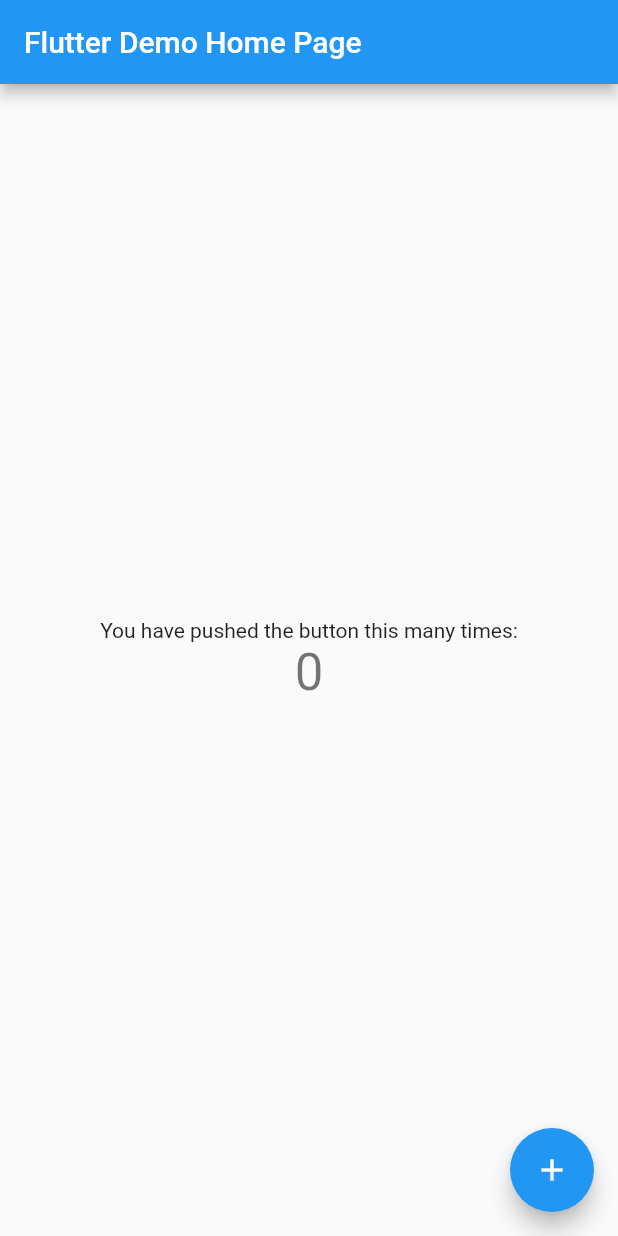
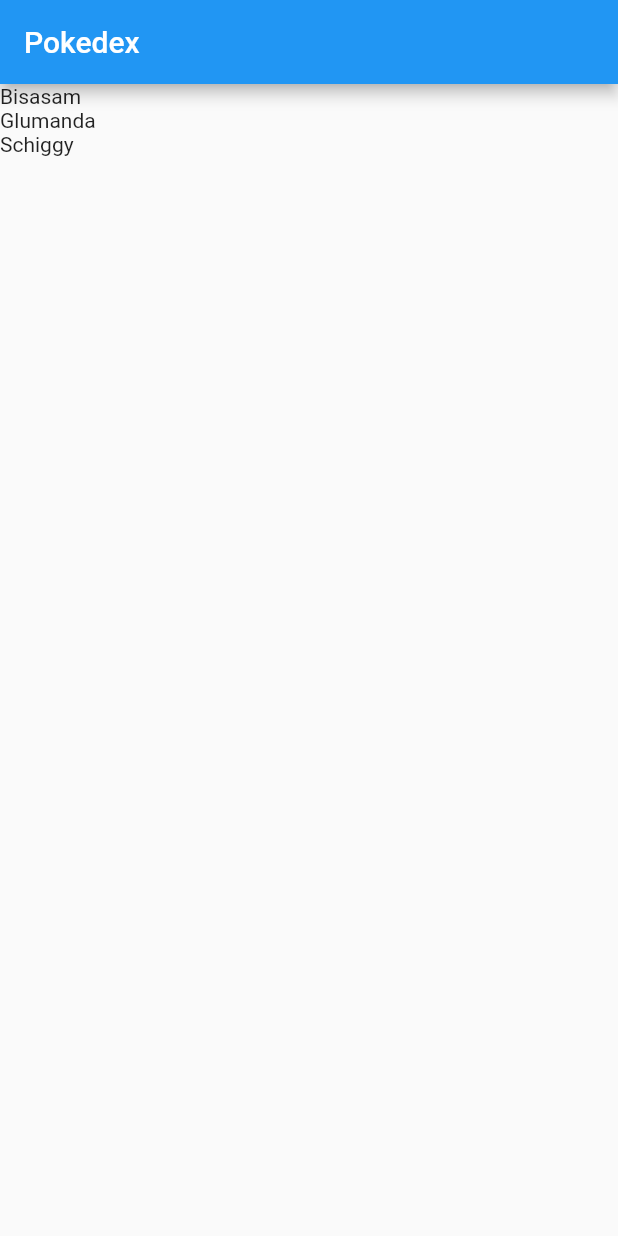
Before and after one commit to smotastic/smokedex, a Flutter app: the screen it shows after launch, on a phone screen of 412 x 824 dp. Run offline on Flutter 3.47's test engine with Material 2 defaults, Android fonts, the phone set to English and light mode, and no system bars; our stand-ins replace dartz, equatable, flutter_bloc, get_it, injectable.

Commit message:
Base Usecase for listing pokemon

```diff
--- /dev/null
+++ b/lib/core/data/data_sources/dog_api_helper.dart
@@ -0,0 +1,3 @@
+abstract class DogApi {
+  static final url = (path) => Uri.https('api.thedogapi.com', path);
+}
--- /dev/null
+++ b/lib/features/pokedex/domain/entities/pokemon_entry.dart
@@ -0,0 +1,5 @@
+class PokemonEntry {
+  final String name;
+
+  PokemonEntry(this.name);
+}
--- /dev/null
+++ b/lib/features/pokedex/domain/usecases/list_pokemon_usecase.dart
@@ -0,0 +1,20 @@
+import 'package:injectable/injectable.dart';
+import 'package:smokedex/core/domain/failure.dart';
+import 'package:dartz/dartz.dart';
+import 'package:smokedex/core/domain/usecase.dart';
+import 'package:smokedex/features/pokedex/domain/entities/pokemon_entry.dart';
+
+abstract class ListPokemonUsecase
+    extends UseCase<List<PokemonEntry>, NoParams> {}
+
+@LazySingleton(as: ListPokemonUsecase)
+class ListPokemonUseCaseImpl extends ListPokemonUsecase {
+  @override
+  Future<Either<Failure, List<PokemonEntry>>> execute(NoParams params) async {
+    return Right([
+      PokemonEntry('Bisasam'),
+      PokemonEntry('Glumanda'),
+      PokemonEntry('Schiggy')
+    ]);
+  }
+}
--- /dev/null
+++ b/lib/features/pokedex/presentation/bloc/list_pokemon_event.dart
@@ -0,0 +1,8 @@
+part of 'list_pokemon_bloc.dart';
+
+abstract class ListPokemonEvent extends Equatable {}
+
+class ListPokemonRequestedEvent extends ListPokemonEvent {
+  @override
+  List<Object?> get props => [];
+}
--- /dev/null
+++ b/lib/features/pokedex/presentation/bloc/list_pokemon_state.dart
@@ -0,0 +1,26 @@
+part of 'list_pokemon_bloc.dart';
+
+abstract class ListPokemonState extends Equatable {}
+
+class ListPokemonLoadingState extends ListPokemonState {
+  @override
+  List<Object?> get props => [];
+}
+
+class ListPokemonLoadedState extends ListPokemonState {
+  final List<PokemonEntry> pokemons;
+
+  ListPokemonLoadedState(this.pokemons);
+
+  @override
+  List<Object?> get props => [];
+}
+
+class ListPokemonLoadErrorState extends ListPokemonState {
+  final Failure failure;
+
+  ListPokemonLoadErrorState(this.failure);
+
+  @override
+  List<Object?> get props => [failure];
+}
--- /dev/null
+++ b/lib/features/pokedex/presentation/pages/pokedex_page.dart
@@ -0,0 +1,50 @@
+import 'package:flutter/material.dart';
+import 'package:flutter_bloc/flutter_bloc.dart';
+import 'package:get_it/get_it.dart';
+import 'package:smokedex/features/pokedex/domain/entities/pokemon_entry.dart';
+import 'package:smokedex/features/pokedex/presentation/bloc/list_pokemon_bloc.dart';
+import 'package:smokedex/features/pokedex/presentation/widgets/pokemon_list_card.dart';
+
+class PokedexPage extends StatelessWidget {
+  const PokedexPage({Key? key}) : super(key: key);
+
+  @override
+  Widget build(BuildContext context) {
+    return BlocProvider(
+      create: (_) =>
+          GetIt.I<ListPokemonBloc>()..add(ListPokemonRequestedEvent()),
+      child: PokedexView(),
+    );
+  }
+}
+
+class PokedexView extends StatelessWidget {
+  const PokedexView({
+    Key? key,
+  }) : super(key: key);
+
+  @override
+  Widget build(BuildContext context) {
+    return Scaffold(
+      appBar: AppBar(
+        title: Text('Pokedex'),
+      ),
+      body: BlocBuilder<ListPokemonBloc, ListPokemonState>(
+          builder: (context, state) {
+        if (state is ListPokemonLoadingState) {
+          return Center(child: CircularProgressIndicator());
+        }
+        if (state is ListPokemonLoadedState) {
+          return ListView.builder(
+            itemBuilder: (_, i) {
+              PokemonEntry entry = state.pokemons[i];
+              return PokemonListCard(entry);
+            },
+            itemCount: state.pokemons.length,
+          );
+        }
+        return Container();
+      }),
+    );
+  }
+}
--- /dev/null
+++ b/lib/features/pokedex/presentation/widgets/pokemon_list_card.dart
@@ -0,0 +1,15 @@
+import 'package:flutter/material.dart';
+import 'package:smokedex/features/pokedex/domain/entities/pokemon_entry.dart';
+
+class PokemonListCard extends StatelessWidget {
+  final PokemonEntry entry;
+
+  const PokemonListCard(this.entry, {Key? key}) : super(key: key);
+
+  @override
+  Widget build(BuildContext context) {
+    return Container(
+      child: Text(entry.name),
+    );
+  }
+}
--- a/lib/main.dart
+++ b/lib/main.dart
@@ -1,6 +1,11 @@
 import 'package:flutter/material.dart';
+import 'package:smokedex/features/pokedex/presentation/pages/pokedex_page.dart';
 
-void main() {
+import 'service_locator.dart';
+
+void main() async {
+  WidgetsFlutterBinding.ensureInitialized();
+  await configureDependencies();
   runApp(MyApp());
 }
 
@@ -9,105 +14,11 @@
   @override
   Widget build(BuildContext context) {
     return MaterialApp(
-      title: 'Flutter Demo',
+      title: 'Pokedex',
       theme: ThemeData(
-        // This is the theme of your application.
-        //
-        // Try running your application with "flutter run". You'll see the
-        // application has a blue toolbar. Then, without quitting the app, try
-        // changing the primarySwatch below to Colors.green and then invoke
-        // "hot reload" (press "r" in the console where you ran "flutter run",
-        // or simply save your changes to "hot reload" in a Flutter IDE).
-        // Notice that the counter didn't reset back to zero; the application
-        // is not restarted.
         primarySwatch: Colors.blue,
       ),
-      home: MyHomePage(title: 'Flutter Demo Home Page'),
+      home: PokedexPage(),
     );
   }
 }
-
-class MyHomePage extends StatefulWidget {
-  MyHomePage({Key? key, required this.title}) : super(key: key);
-
-  // This widget is the home page of your application. It is stateful, meaning
-  // that it has a State object (defined below) that contains fields that affect
-  // how it looks.
-
-  // This class is the configuration for the state. It holds the values (in this
-  // case the title) provided by the parent (in this case the App widget) and
-  // used by the build method of the State. Fields in a Widget subclass are
-  // always marked "final".
-
-  final String title;
-
-  @override
-  _MyHomePageState createState() => _MyHomePageState();
-}
-
-class _MyHomePageState extends State<MyHomePage> {
-  int _counter = 0;
-
-  void _incrementCounter() {
-    setState(() {
-      // This call to setState tells the Flutter framework that something has
-      // changed in this State, which causes it to rerun the build method below
-      // so that the display can reflect the updated values. If we changed
-      // _counter without calling setState(), then the build method would not be
-      // called again, and so nothing would appear to happen.
-      _counter++;
-    });
-  }
-
-  @override
-  Widget build(BuildContext context) {
-    // This method is rerun every time setState is called, for instance as done
-    // by the _incrementCounter method above.
-    //
-    // The Flutter framework has been optimized to make rerunning build methods
-    // fast, so that you can just rebuild anything that needs updating rather
-    // than having to individually change instances of widgets.
-    return Scaffold(
-      appBar: AppBar(
-        // Here we take the value from the MyHomePage object that was created by
-        // the App.build method, and use it to set our appbar title.
-        title: Text(widget.title),
-      ),
-      body: Center(
-        // Center is a layout widget. It takes a single child and positions it
-        // in the middle of the parent.
-        child: Column(
-          // Column is also a layout widget. It takes a list of children and
-          // arranges them vertically. By default, it sizes itself to fit its
-          // children horizontally, and tries to be as tall as its parent.
-          //
-          // Invoke "debug painting" (press "p" in the console, choose the
-          // "Toggle Debug Paint" action from the Flutter Inspector in Android
-          // Studio, or the "Toggle Debug Paint" command in Visual Studio Code)
-          // to see the wireframe for each widget.
-          //
-          // Column has various properties to control how it sizes itself and
-          // how it positions its children. Here we use mainAxisAlignment to
-          // center the children vertically; the main axis here is the vertical
-          // axis because Columns are vertical (the cross axis would be
-          // horizontal).
-          mainAxisAlignment: MainAxisAlignment.center,
-          children: <Widget>[
-            Text(
-              'You have pushed the button this many times:',
-            ),
-            Text(
-              '$_counter',
-              style: Theme.of(context).textTheme.headline4,
-            ),
-          ],
-        ),
-      ),
-      floatingActionButton: FloatingActionButton(
-        onPressed: _incrementCounter,
-        tooltip: 'Increment',
-        child: Icon(Icons.add),
-      ), // This trailing comma makes auto-formatting nicer for build methods.
-    );
-  }
-}
```
Also changed, not shown: lib/core/domain/failure.dart (added, +15 -0 lines), lib/core/domain/usecase.dart (added, +28 -0 lines), lib/features/pokedex/presentation/bloc/list_pokemon_bloc.dart (added, +28 -0 lines), lib/service_locator.dart (added, +12 -0 lines), pubspec.yaml (+13 -11 lines), lib/service_locator.config.dart (added), pubspec.lock, 1 other file.
